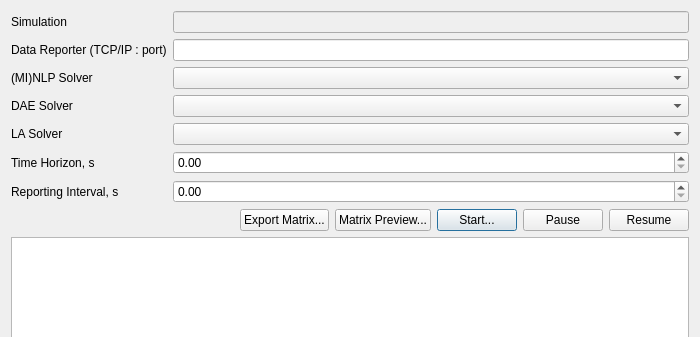
Above: trunk/daetools-package/daetools/dae_simulator/Simulator.ui from v1kko/daetools before the change; both pictures show x 0 to 700 and y 0 to 337 of the 700 by 580 pixel window. Below: the same form after it.
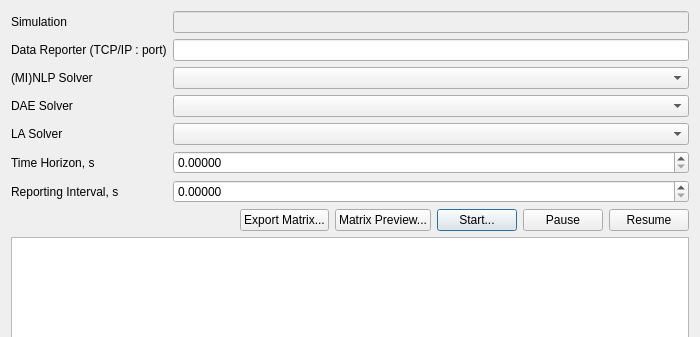
That is the form after the change.

Patch:
```diff
--- a/trunk/daetools-package/daetools/dae_simulator/Simulator.ui
+++ b/trunk/daetools-package/daetools/dae_simulator/Simulator.ui
@@ -86,6 +86,9 @@
      </item>
      <item row="5" column="1">
       <widget class="QDoubleSpinBox" name="TimeHorizonDoubleSpinBox">
+       <property name="decimals">
+        <number>5</number>
+       </property>
        <property name="maximum">
         <double>1000000000.000000000000000</double>
        </property>
@@ -100,6 +103,9 @@
      </item>
      <item row="6" column="1">
       <widget class="QDoubleSpinBox" name="ReportingIntervalDoubleSpinBox">
+       <property name="decimals">
+        <number>5</number>
+       </property>
        <property name="maximum">
         <double>1000000000.000000000000000</double>
        </property>
```
